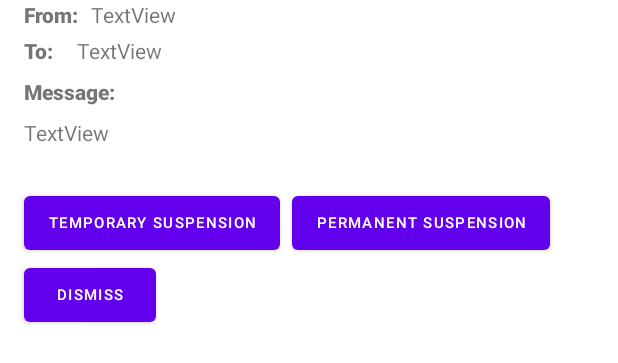
After one commit to uOttawaSEGA2022/project-group-33, an Android app: the layout content_complaint_list_view.xml on its own in the app's theme, with its tools: preview values and no code run, on a phone screen of 412 x 824 dp. The commit adds this screen. Shown: the top 363 px of the screen. Run offline under Robolectric (Android 15) with nearby library versions, the phone set to English and light mode, and no system bars.

Commit message:
add complaint component

```diff
--- /dev/null
+++ b/app/src/main/java/com/example/mealerapp/ComplaintListView.java
@@ -0,0 +1,6 @@
+package com.example.mealerapp;
+
+import android.app.Activity;
+
+public class ComplaintListView extends Activity {
+}
--- /dev/null
+++ b/app/src/main/res/layout/content_complaint_list_view.xml
@@ -0,0 +1,104 @@
+<?xml version="1.0" encoding="utf-8"?>
+<androidx.constraintlayout.widget.ConstraintLayout xmlns:android="http://schemas.android.com/apk/res/android"
+    xmlns:app="http://schemas.android.com/apk/res-auto"
+    xmlns:tools="http://schemas.android.com/tools"
+    android:id="@+id/linearLayout"
+    android:layout_width="match_parent"
+    android:layout_height="match_parent"
+    app:layout_behavior="@string/appbar_scrolling_view_behavior">
+
+    <TextView
+        android:id="@+id/from"
+        android:layout_width="wrap_content"
+        android:layout_height="20dp"
+        android:layout_marginStart="16dp"
+        android:layout_marginEnd="8dp"
+        android:fontFamily="sans-serif-black"
+        android:gravity="center"
+        android:text="From:"
+        app:layout_constraintEnd_toStartOf="@+id/complaintFrom"
+        app:layout_constraintStart_toStartOf="parent"
+        app:layout_constraintTop_toTopOf="parent"></TextView>
+
+    <TextView
+        android:id="@+id/textView3"
+        android:layout_width="wrap_content"
+        android:layout_height="wrap_content"
+        android:layout_marginStart="16dp"
+        android:layout_marginTop="4dp"
+        android:fontFamily="sans-serif-black"
+        android:text="To:"
+        app:layout_constraintStart_toStartOf="parent"
+        app:layout_constraintTop_toBottomOf="@+id/from" />
+
+    <TextView
+        android:id="@+id/complaintFrom"
+        android:layout_width="wrap_content"
+        android:layout_height="wrap_content"
+        android:layout_marginStart="8dp"
+        android:text="TextView"
+        app:layout_constraintStart_toEndOf="@+id/from"
+        app:layout_constraintTop_toTopOf="parent" />
+
+    <TextView
+        android:id="@+id/complaintTo"
+        android:layout_width="wrap_content"
+        android:layout_height="wrap_content"
+        android:layout_marginStart="16dp"
+        android:layout_marginTop="4dp"
+        android:text="TextView"
+        app:layout_constraintStart_toEndOf="@+id/textView3"
+        app:layout_constraintTop_toBottomOf="@+id/from" />
+
+    <TextView
+        android:id="@+id/textView7"
+        android:layout_width="wrap_content"
+        android:layout_height="wrap_content"
+        android:layout_marginStart="16dp"
+        android:layout_marginTop="8dp"
+        android:fontFamily="sans-serif-black"
+        android:text="Message:"
+        app:layout_constraintStart_toStartOf="parent"
+        app:layout_constraintTop_toBottomOf="@+id/textView3" />
+
+    <TextView
+        android:id="@+id/complaintMessage"
+        android:layout_width="382dp"
+        android:layout_height="46dp"
+        android:layout_marginStart="16dp"
+        android:layout_marginTop="8dp"
+        android:text="TextView"
+        app:layout_constraintStart_toStartOf="parent"
+        app:layout_constraintTop_toBottomOf="@+id/textView7" />
+
+    <Button
+        android:id="@+id/button"
+        android:layout_width="wrap_content"
+        android:layout_height="wrap_content"
+        android:layout_marginStart="16dp"
+        android:text="Temporary Suspension"
+        android:textSize="10sp"
+        app:layout_constraintStart_toStartOf="parent"
+        app:layout_constraintTop_toBottomOf="@+id/complaintMessage" />
+
+    <Button
+        android:id="@+id/button5"
+        android:layout_width="wrap_content"
+        android:layout_height="wrap_content"
+        android:layout_marginStart="8dp"
+        android:text="Permanent Suspension"
+        android:textSize="10sp"
+        app:layout_constraintStart_toEndOf="@+id/button"
+        app:layout_constraintTop_toBottomOf="@+id/complaintMessage" />
+
+    <Button
+        android:id="@+id/button6"
+        android:layout_width="wrap_content"
+        android:layout_height="wrap_content"
+        android:layout_marginStart="16dp"
+        android:text="Dismiss"
+        android:textSize="10sp"
+        app:layout_constraintStart_toStartOf="parent"
+        app:layout_constraintTop_toBottomOf="@+id/button" />
+
+</androidx.constraintlayout.widget.ConstraintLayout>
--- a/app/src/main/res/values/strings.xml
+++ b/app/src/main/res/values/strings.xml
@@ -31,4 +31,6 @@
     <string name="enter_password">Enter Password</string>
     <!-- TODO: Remove or change this placeholder text -->
     <string name="hello_blank_fragment">Hello blank fragment</string>
+    <string name="title_activity_complaint_list">ComplaintList</string>
+    <string name="title_activity_complaint_list_view">ComplaintListView</string>
 </resources>
```
Also changed, not shown: app/src/main/AndroidManifest.xml (+0 -7 lines), app/src/main/java/com/example/mealerapp/ComplaintListAdapter.java (added, +48 -0 lines), app/src/main/java/com/example/mealerapp/First2Fragment.java (added, +47 -0 lines), app/src/main/java/com/example/mealerapp/Second2Fragment.java (added, +47 -0 lines), app/src/main/java/com/example/mealerapp/welcome_screen.java (+19 -7 lines), app/src/main/java/com/example/mealerapp/ws.java (deleted, +0 -14 lines), app/src/main/res/layout/complaint.xml (deleted, +0 -88 lines), app/src/main/res/layout/fragment_first2.xml (added, +28 -0 lines), app/src/main/res/layout/fragment_second.xml (added, +27 -0 lines), app/src/main/res/layout/fragment_second2.xml (added, +27 -0 lines), app/src/main/res/layout/fragment_welcome_screen.xml (+13 -6 lines), app/src/main/res/navigation/nav_graph2.xml (added, +28 -0 lines), app/src/main/res/navigation/nav_graph3.xml (added, +28 -0 lines).
